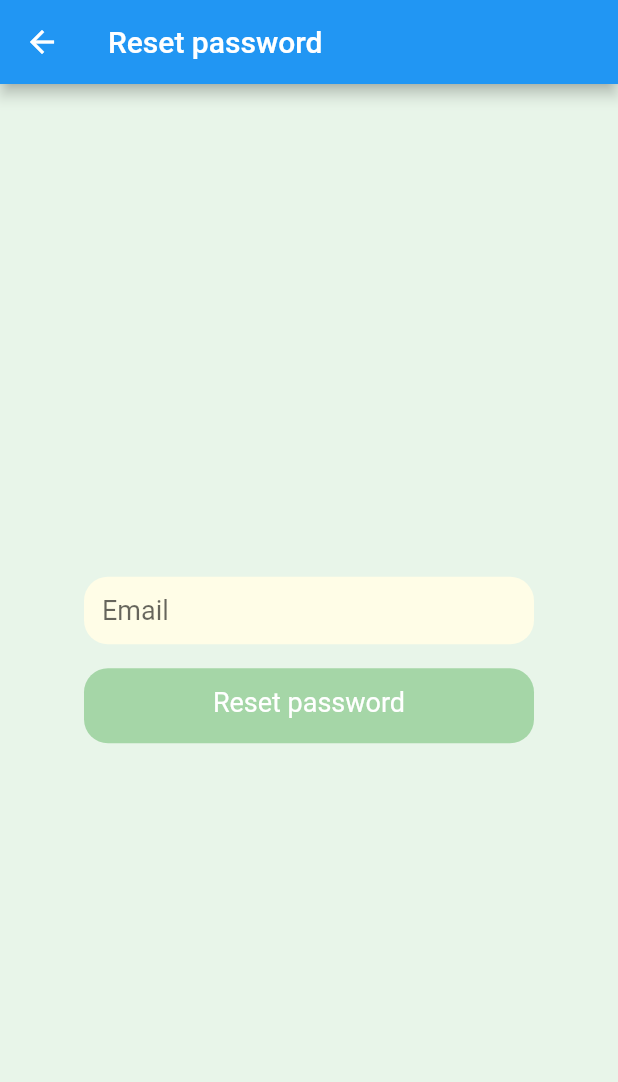
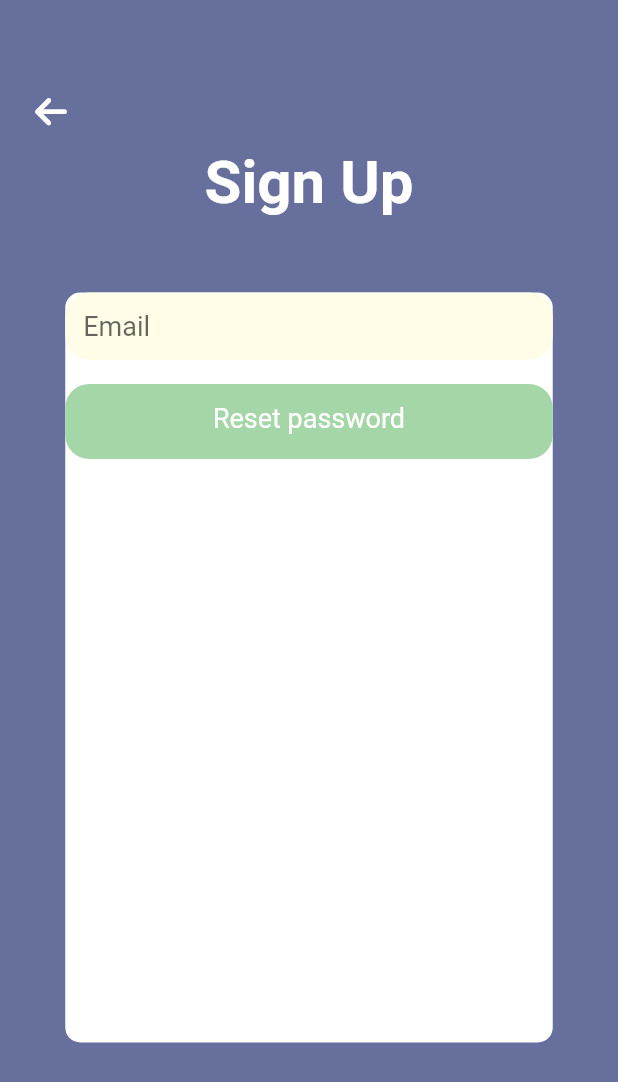
Before and after one commit to Scorpio0712/Moto_rental_app, a Flutter app: the screen it shows after launch, after a tap on "Forgot password?", on a phone screen of 412 x 824 dp. Shown: the top 1082 px of the screen. Run offline on Flutter 3.47's test engine with Material 2 defaults, Android fonts, the phone set to English and light mode, and no system bars; our stand-ins replace cloud_firestore, firebase_auth, firebase_core, font_awesome_flutter; accounts and stored records are empty.

Commit message:
Update main file

```diff
--- a/lib/LoginPage.dart
+++ b/lib/LoginPage.dart
@@ -1,4 +1,3 @@
-import 'package:carrental_app/ResetPassPage.dart';
 import 'package:firebase_auth/firebase_auth.dart';
 import 'package:flutter/material.dart';
 import 'package:font_awesome_flutter/font_awesome_flutter.dart';
@@ -6,6 +5,7 @@ import 'package:firebase_core/firebase_core.dart';
 
 import 'SignUpPage.dart';
 import 'HomePage.dart';
+import 'ResetPassPage.dart';
 
 class LoginPage extends StatefulWidget {
   const LoginPage({super.key});
@@ -77,8 +77,8 @@ class _LoginPage extends State<LoginPage> {
                                   Navigator.push(
                                     context,
                                     MaterialPageRoute(
-                                      builder: (context) => navigateToResetPasswordPage(context),
-                                    ),
+                                        builder: (context) =>
+                                            const ResetPassPage()),
                                   );
                                 },
                               ),
@@ -309,8 +309,8 @@ class _LoginPage extends State<LoginPage> {
   //   );
   // }
 
-  navigateToResetPasswordPage(BuildContext context) {
-    Navigator.push(
-        context, MaterialPageRoute(builder: (context) => const ResetPassPage()));
-  }
+  // navigateToResetPassPage(BuildContext context) {
+  //   Navigator.push(
+  //       context, MaterialPageRoute(builder: (context) => ResetPassPage()));
+  // }
 }
--- a/lib/ResetPassPage.dart
+++ b/lib/ResetPassPage.dart
@@ -2,6 +2,7 @@ import 'package:firebase_auth/firebase_auth.dart';
 import 'package:flutter/material.dart';
 import 'package:font_awesome_flutter/font_awesome_flutter.dart';
 import 'package:firebase_core/firebase_core.dart';
+
 
 
 class ResetPassPage extends StatefulWidget {
@@ -18,34 +19,73 @@ class _ResetPassPage extends State<ResetPassPage> {
   @override
   Widget build(BuildContext context) {
     return Scaffold(
-        appBar: AppBar(
-          title: const Text("Reset password", style: TextStyle(color: Colors.white)),
-          iconTheme: const IconThemeData(
-            color: Colors.white, //change your color here
+      body: SingleChildScrollView(
+        child: Container(
+          height: MediaQuery.of(context).size.height,
+          width: MediaQuery.of(context).size.width,
+          color: const Color(0xFF676F9D),
+          child: Column(
+            crossAxisAlignment: CrossAxisAlignment.center,
+            children: <Widget>[
+              const SizedBox(
+                height: 50,
+              ),
+              Row(
+                children: <Widget>[
+                  const SizedBox(width: 10),
+                  IconButton(
+                    icon: const Icon(
+                      FontAwesomeIcons.arrowLeft,
+                      color: Colors.white,
+                    ),
+                    onPressed: () {
+                      Navigator.pop(context);
+                    },
+                  ),
+                ],
+              ),
+              // SizedBox(width: 20),
+              const Text(
+                'Sign Up',
+                textAlign: TextAlign.center,
+                style: TextStyle(
+                    color: Colors.white,
+                    fontSize: 40,
+                    fontWeight: FontWeight.bold),
+              ),
+              const SizedBox(
+                height: 50,
+              ),
+              Container(
+                width: 325,
+                height: 500,
+                decoration: const BoxDecoration(
+                  color: Colors.white,
+                  borderRadius: BorderRadius.all(
+                    Radius.circular(10),
                   ),
                 ),
-        body: Container(
-            color: Colors.green[50],
-            child: Center(
-              child: Container(
-                  decoration: BoxDecoration(
-                      borderRadius: BorderRadius.circular(16),
-                      gradient: const LinearGradient(
-                          colors: <Color>[Color(0xff45b2), Color(0x2bff39)])),
-                  margin: const EdgeInsets.all(32),
-                  padding: const EdgeInsets.all(24),
                 child: Column(
-                    mainAxisSize: MainAxisSize.min,
-                    mainAxisAlignment: MainAxisAlignment.center,
+                  crossAxisAlignment: CrossAxisAlignment.center,
+                  children: [
+                    Column(
                       children: <Widget>[
                         buildTextFieldEmail(),
-                      buildButtonSignUp(context)
+                        buildButtonResetPass(),
                       ],
-                  )),
-            )));
+                    ),
+                  ],
+                ),
+              ),
+            ],
+          ),
+          // ],
+        ),
+      ),
+    );
   }
 
-  Widget buildButtonSignUp(BuildContext context) {
+  Widget buildButtonResetPass() {
     return InkWell(
         child: Container(
             constraints: const BoxConstraints.expand(height: 50),
@@ -91,5 +131,4 @@ class _ResetPassPage extends State<ResetPassPage> {
       ),
     ));
   }
-
 }
--- a/lib/SignUpPage.dart
+++ b/lib/SignUpPage.dart
@@ -5,8 +5,7 @@ import 'package:flutter/material.dart';
 import 'package:font_awesome_flutter/font_awesome_flutter.dart';
 import 'package:firebase_auth/firebase_auth.dart';
 
-import 'ProfileUsers.dart';
-import 'HomePage.dart';
+
 
 class SignUpPage extends StatefulWidget {
   const SignUpPage({super.key});
--- a/lib/main.dart
+++ b/lib/main.dart
@@ -25,28 +25,39 @@ class MyApp extends StatelessWidget {
     if(user == null) {
       return MaterialApp(
       debugShowCheckedModeBanner: false,
-      initialRoute: 'main.dart',
+      home: const LoginPage(),
+      initialRoute: '/',
       routes: {
-        '/log-in': (context) => LoginPage(),
-        '/sign-up': (context) => SignUpPage(),
-        '/Reset-password': (context) => ResetPassPage(),
+        '/sign-up': (context) => const SignUpPage(),
+        '/Reset-password': (context) => const ResetPassPage(),
 
       },
-      home: LoginPage(),
 
     );
     } else {
       return MaterialApp(
       debugShowCheckedModeBanner: false,
-      initialRoute: 'main.dart',
+      home: HomePage(),
+      initialRoute: '/',
       routes: {
-        '/log-in': (context) => LoginPage(),
-        '/sign-up': (context) => SignUpPage(),
-        '/Reset-password': (context) => ResetPassPage(),
+        '/log-in': (context) => const LoginPage(),
+        '/sign-up': (context) => const SignUpPage(),
+        '/Reset-password': (context) => const ResetPassPage(),
       },
-      home: HomePage(),
 
     );
     }
   }
+
+  // Future checkAuth(BuildContext context) async {
+  //   final user = FirebaseAuth.instance.currentUser;
+  //   if (user != null) {
+  //     print("Already logged in");
+  //     Navigator.pushReplacement(
+  //       context,
+  //       MaterialPageRoute(builder: (context) => HomePage()),
+  //     );
+  //   }
+  // }
+
 }
```
Lines whose indentation alone changed are shown as unchanged.
